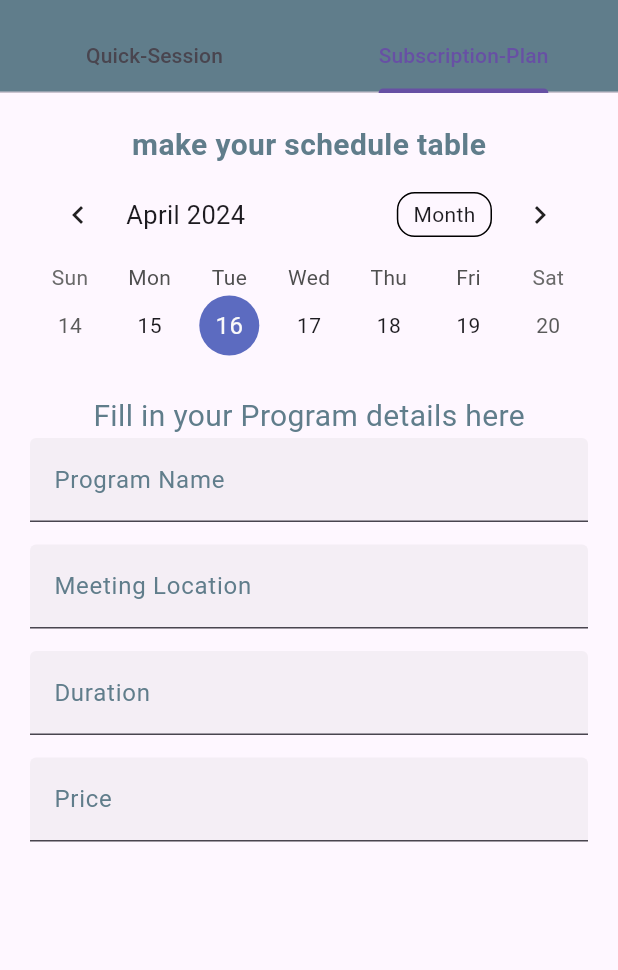
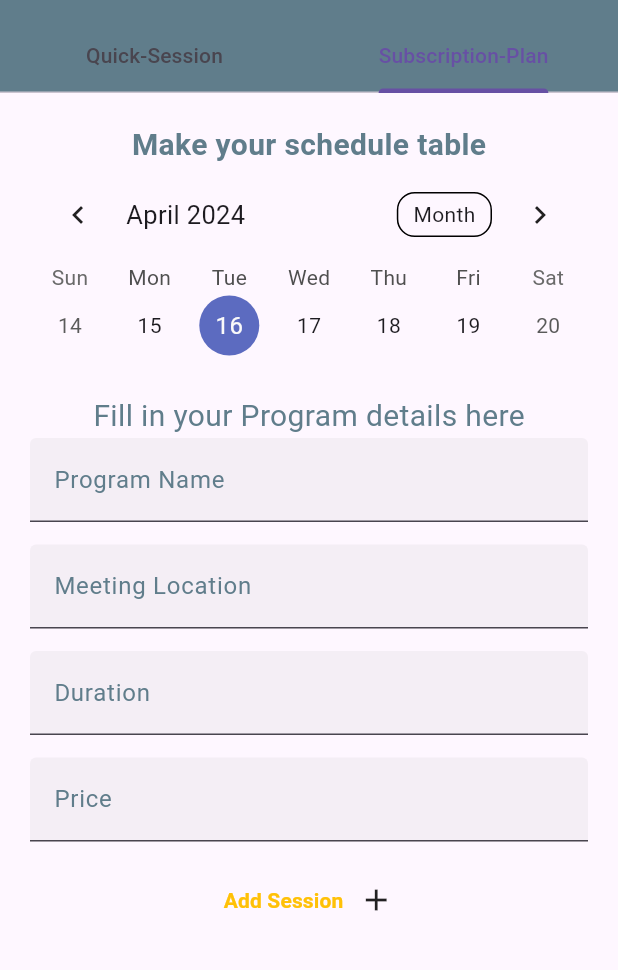
Before and after one commit to SaherSeada/Fieldz, a Flutter app: the Coach_Programs screen opened directly, tab 2 chosen, on a phone screen of 412 x 824 dp, the part 63-1033 px from its top. Run offline on Flutter 3.47's test engine with Material 3 defaults, Android fonts, the light colour scheme and no system bars; drawn by our look-alikes of table_calendar; our stand-ins replace awesome_dialog, cloud_firestore, firebase_auth, firebase_core, get; accounts and stored records are empty.

Commit message:
adding sessions and program to firestore

```diff
--- a/fieldz/lib/main.dart
+++ b/fieldz/lib/main.dart
@@ -47,6 +47,7 @@ class _MyAppState extends State<MyApp> {
   @override
   Widget build(BuildContext context) {
     return GetMaterialApp(
+      debugShowCheckedModeBanner: false,
       title: 'Fieldz',
       theme: lightTheme,
       darkTheme: darkTheme,
--- a/fieldz/lib/views/Coach_Programs.dart
+++ b/fieldz/lib/views/Coach_Programs.dart
@@ -1,3 +1,4 @@
+import 'package:cloud_firestore/cloud_firestore.dart';
 import 'package:flutter/material.dart';
 import 'Coach_Subscription_Plan.dart';
 
@@ -12,6 +13,27 @@ class _Coach_ProgramsState extends State<Coach_Programs> {
   TimeOfDay _timeOfDay = TimeOfDay.now();
   TextEditingController _dateController = TextEditingController();
   TextEditingController _timeController = TextEditingController();
+  TextEditingController _nameController = TextEditingController();
+  TextEditingController _locationController = TextEditingController();
+  TextEditingController _durationController = TextEditingController();
+  TextEditingController _PriceController = TextEditingController();
+
+  CollectionReference Sessions = FirebaseFirestore.instance.collection('Sessions');
+
+  Future<void> addSession() {
+    // Call the user's CollectionReference to add a new user
+    return Sessions
+        .add({
+      "Program_name": _nameController.text,
+      "location": _locationController.text,
+      "duration": _durationController.text,
+      "Price": _PriceController.text,
+      "date": _dateController.text,
+      "time": _timeOfDay.format(context),
+    })
+        .then((value) => print("User Added"))
+        .catchError((error) => print("Failed to add user: $error"));
+  }
 
 
   void _showTimePicker(){
@@ -52,6 +74,7 @@ class _Coach_ProgramsState extends State<Coach_Programs> {
                         ),
                       ),
                       TextField(
+                        controller: _nameController,
                         decoration: InputDecoration(
                             prefixText: "Program Name: ",
                             border: UnderlineInputBorder(
@@ -65,6 +88,7 @@ class _Coach_ProgramsState extends State<Coach_Programs> {
                         height: 15,
                       ),
                       TextField(
+                        controller: _locationController,
                         decoration: InputDecoration(
                             prefixText: "Location: ",
                             border: UnderlineInputBorder(
@@ -78,6 +102,7 @@ class _Coach_ProgramsState extends State<Coach_Programs> {
                         height: 15,
                       ),
                       TextField(
+                        controller: _durationController,
                         decoration: InputDecoration(
                             prefixText: "Session time: ",
                             border: UnderlineInputBorder(
@@ -91,6 +116,7 @@ class _Coach_ProgramsState extends State<Coach_Programs> {
                         height: 15,
                       ),
                       TextField(
+                        controller: _PriceController,
                         decoration: InputDecoration(
                             prefixText: "Total Price : ",
                             border: UnderlineInputBorder(
@@ -135,31 +161,49 @@ class _Coach_ProgramsState extends State<Coach_Programs> {
                           ),
                           SizedBox(width: 10),
                           Expanded(
-                            child:MaterialButton(
-                                color: Colors.grey,
-                                onPressed: _showTimePicker,
-                                child:Padding(
-                                  padding: const EdgeInsets.all(20.0),
-                                  child: Text("Time:"+ _timeOfDay.format(context).toString(),
-                                    style: TextStyle(
-                                      color: Colors.black,
-                                      fontSize: 15,
-                                    ),),
-                                )
-
+                            child: TextField(
+                              readOnly: true,
+                              decoration: InputDecoration(
+                                  labelText: "Time:"+ _timeOfDay.format(context).toString(),
+                                  labelStyle: TextStyle(color: Colors.black),
+                                  filled: true,
+                                  fillColor: Colors.grey,
+                                  prefixIcon: Icon(Icons.timer),
+                                  focusedBorder: OutlineInputBorder(
+                                    borderSide: BorderSide(color: Colors.blue),
+                                  )
+                              ),
+                              onTap: _showTimePicker,
 
                             ),
                           ),
                         ],
                       ),
                       SizedBox(height: 15,),
-                      ElevatedButton(onPressed: (){},
-                        child: Text("Add Session",style:TextStyle(
-                            fontWeight: FontWeight.bold,
-                            color: Colors.blueGrey
+
+                  MaterialButton(onPressed: (){
+                    addSession();
+                    _nameController.clear();
+                    _locationController.clear();
+                    _durationController.clear();
+                    _PriceController.clear();
+                    _dateController.clear();
+                    _timeController.clear();
+                  },
+                          child:Row(
+                            mainAxisAlignment: MainAxisAlignment.center,
+                            children: [
+                              Text("Add Session",style:TextStyle(
+                                  fontWeight: FontWeight.bold,
+                                  color: Colors.amber
+                              ),
+                              ),
+                              SizedBox(width: 10,),
+                              Icon(Icons.add),
+                            ],
+                          )
                         ),
-                        ),
-                      ),
+
 
                     ],
                   ),
--- a/fieldz/lib/views/Coach_Subscription_Plan.dart
+++ b/fieldz/lib/views/Coach_Subscription_Plan.dart
@@ -1,6 +1,7 @@
 import 'package:flutter/material.dart';
 import 'package:intl/intl.dart';
 import 'package:table_calendar/table_calendar.dart';
+import 'package:cloud_firestore/cloud_firestore.dart';
 
 class Coach_Plan extends StatefulWidget {
   const Coach_Plan({super.key});
@@ -14,6 +15,22 @@ class _Coach_PlanState extends State<Coach_Plan> {
   DateTime _selectedDay = DateTime.now();
   CalendarFormat _calendarFormat = CalendarFormat.week;
   DateTime _focusedDay = DateTime.now();
+  TextEditingController _nameController = TextEditingController();
+  TextEditingController _locationController = TextEditingController();
+  TextEditingController _durationController = TextEditingController();
+  TextEditingController _priceController = TextEditingController();
+
+  CollectionReference programs =
+  FirebaseFirestore.instance.collection('programs');
+
+  @override
+  void dispose() {
+    _nameController.dispose();
+    _locationController.dispose();
+    _durationController.dispose();
+    _priceController.dispose();
+    super.dispose();
+  }
 
   void _onDaySelected(DateTime selectedDay, DateTime focusedDay) {
     setState(() {
@@ -29,6 +46,7 @@ class _Coach_PlanState extends State<Coach_Plan> {
       initialTime: TimeOfDay.now(),
     );
     if (picked != null) {
+      final DateTime currentTime = DateTime.now();
       final DateTime selectedDateTime = DateTime(
         _selectedDay.year,
         _selectedDay.month,
@@ -36,9 +54,19 @@ class _Coach_PlanState extends State<Coach_Plan> {
         picked.hour,
         picked.minute,
       );
+
+      // Check if selected date is greater than or equal to the current date
+      if (selectedDateTime.isAfter(currentTime) || selectedDateTime.isAtSameMomentAs(currentTime)) {
         _addSelectedDate(selectedDateTime);
+      } else {
+        // Show an error message if the selected date is in the past
+        ScaffoldMessenger.of(context).showSnackBar(SnackBar(
+          content: Text('Please select a date greater or equal to the current date.'),
+        ));
       }
     }
+  }
+
 
   void _addSelectedDate(DateTime selectedDateTime) {
     if (!selectedDates.contains(selectedDateTime)) {
@@ -54,6 +82,30 @@ class _Coach_PlanState extends State<Coach_Plan> {
     });
   }
 
+  void _saveProgramDetails() {
+    programs
+        .add({
+      "Program_name": _nameController.text,
+      "Location": _locationController.text,
+      "Duration": _durationController.text,
+      "Price": _priceController.text,
+      "Schedule": selectedDates.map((date) => date.toString()).toList(),
+    })
+        .then((value) {
+      // Clear fields after successful save
+      _nameController.clear();
+      _locationController.clear();
+      _durationController.clear();
+      _priceController.clear();
+      // Clear schedule table
+      setState(() {
+        selectedDates.clear();
+      });
+    })
+        .catchError((error) => print("Failed to add program: $error"));
+  }
+
+
   @override
   Widget build(BuildContext context) {
     return Scaffold(
@@ -62,14 +114,14 @@ class _Coach_PlanState extends State<Coach_Plan> {
           child: Column(
             mainAxisAlignment: MainAxisAlignment.center,
             children: <Widget>[
-              Text("make your schedule table",
+              Text(
+                "Make your schedule table",
                 style: TextStyle(
                   fontSize: 20,
                   fontWeight: FontWeight.bold,
-                    color: Colors.blueGrey
+                  color: Colors.blueGrey,
                 ),
               ),
-
               TableCalendar(
                 firstDay: DateTime(2020),
                 lastDay: DateTime(2025),
@@ -122,64 +174,71 @@ class _Coach_PlanState extends State<Coach_Plan> {
                     ),
                   ),
                 ),
-
-              Text("Fill in your Program details here",
+              Text(
+                "Fill in your Program details here",
                 style: TextStyle(
                   fontSize: 20,
                   color: Colors.blueGrey,
                 ),
               ),
               TextField(
+                controller: _nameController,
                 decoration: InputDecoration(
                   prefixText: "Program Name: ",
                   border: UnderlineInputBorder(),
-
                   labelText: "Program Name",
-                    labelStyle: TextStyle(color: Colors.blueGrey)
+                  labelStyle: TextStyle(color: Colors.blueGrey),
                 ),
               ),
-              SizedBox(
-                height: 15,
-              ),
+              SizedBox(height: 15),
               TextField(
+                controller: _locationController,
                 decoration: InputDecoration(
                   prefixText: "Location: ",
                   border: UnderlineInputBorder(),
-
                   labelText: "Meeting Location",
-                    labelStyle: TextStyle(color: Colors.blueGrey)
+                  labelStyle: TextStyle(color: Colors.blueGrey),
                 ),
               ),
-              SizedBox(
-                height: 15,
-              ),
+              SizedBox(height: 15),
               TextField(
+                controller: _durationController,
                 decoration: InputDecoration(
                   prefixText: "Session time: ",
                   border: UnderlineInputBorder(),
-
                   labelText: "Duration",
-                    labelStyle: TextStyle(color: Colors.blueGrey)
+                  labelStyle: TextStyle(color: Colors.blueGrey),
                 ),
               ),
-              SizedBox(
-                height: 15,
-              ),
+              SizedBox(height: 15),
               TextField(
+                controller: _priceController,
                 decoration: InputDecoration(
                   prefixText: "Total Price : ",
                   border: UnderlineInputBorder(),
-
                   labelText: "Price",
-                    labelStyle: TextStyle(color: Colors.blueGrey)
+                  labelStyle: TextStyle(color: Colors.blueGrey),
                 ),
               ),
-              SizedBox(
-                height: 15,
+              SizedBox(height: 15),
+              MaterialButton(
+                onPressed: _saveProgramDetails,
+                child: Row(
+                  mainAxisAlignment: MainAxisAlignment.center,
+                  children: [
+                    Text(
+                      "Add Session",
+                      style: TextStyle(
+                        fontWeight: FontWeight.bold,
+                        color: Colors.amber,
                       ),
-              SizedBox(
-                height: 5,
                     ),
+                    SizedBox(width: 10),
+                    Icon(Icons.add),
+                  ],
+                ),
+              ),
+              SizedBox(height: 5),
             ],
           ),
         ),
```
Also changed, not shown: fieldz/lib/views/Coach_Profile.dart (added, +258 -0 lines), fieldz/lib/views/coach_landingpage.dart (+77 -41 lines), fieldz/images/coach.png (added). Lines whose indentation alone changed are shown as unchanged.
